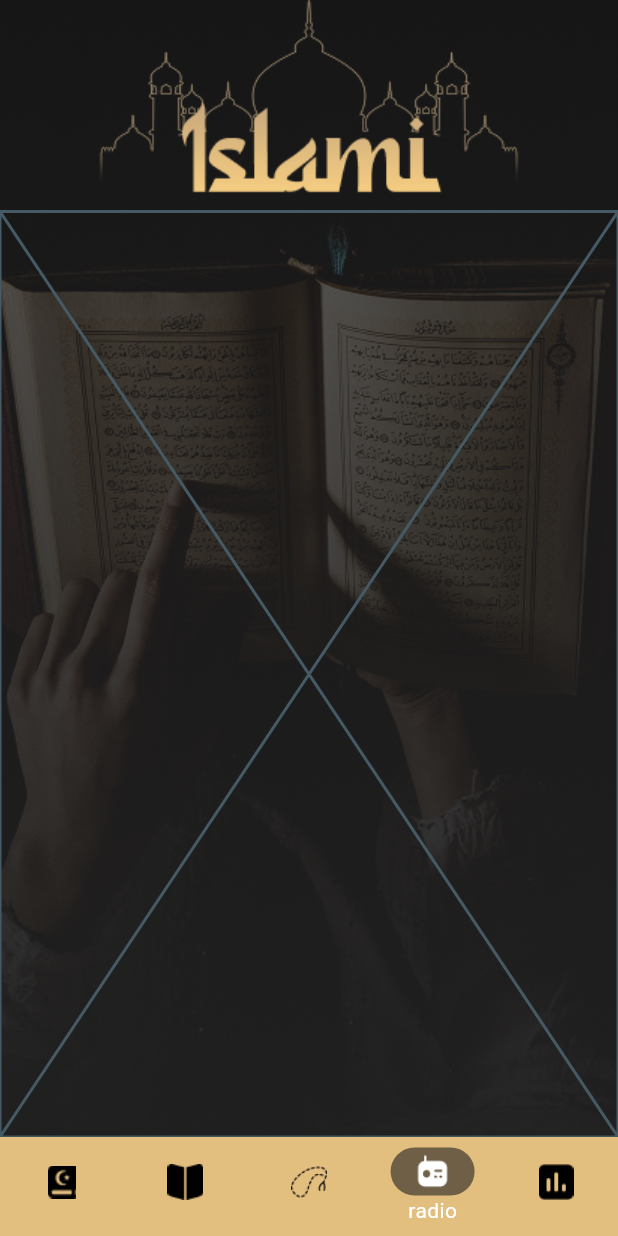
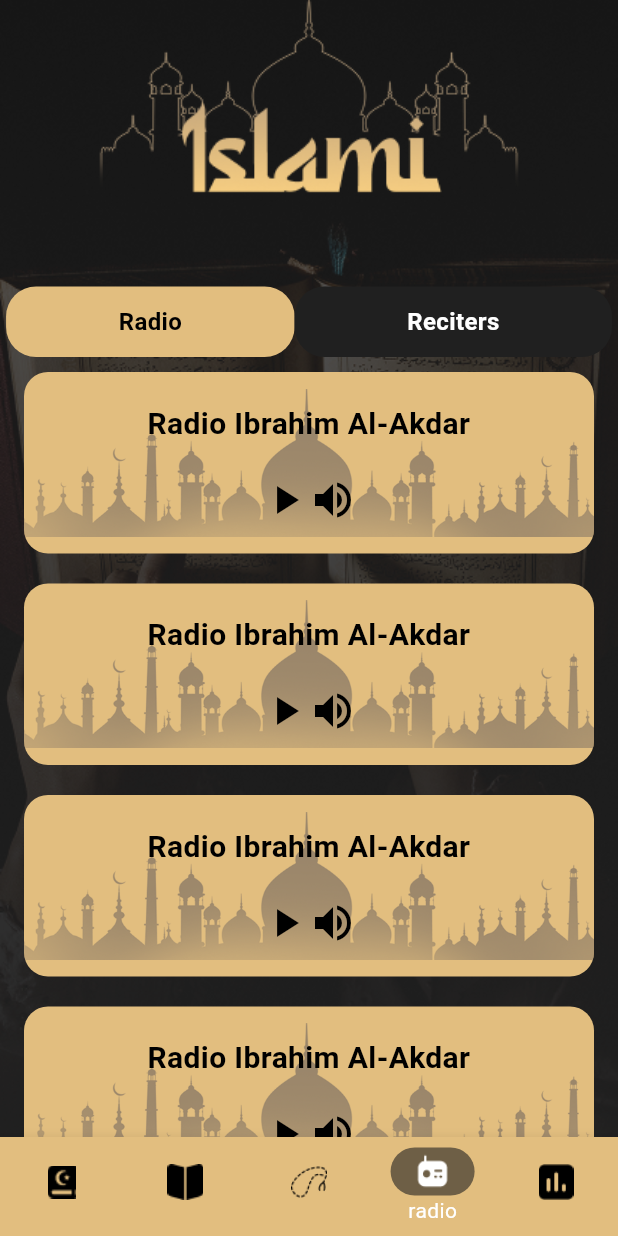
Before and after one commit to M-Marawan/islami_app, a Flutter app: the screen it shows after launch, item 4 of the bottom bar chosen, on a phone screen of 412 x 824 dp. Run offline on Flutter 3.47's test engine with Material 3 defaults, Android fonts, the phone set to English and light mode, and no system bars; our stand-ins replace carousel_slider, shared_preferences.

Commit message:
radio tab

```diff
--- /dev/null
+++ b/lib/tabs/radio/Switch_Button.dart
@@ -0,0 +1,23 @@
+import 'package:flutter/material.dart';
+import 'package:islami_app/utils/app_colors.dart';
+
+Widget  SwitchButton(String text, bool isSelected, VoidCallback onTap) {
+    return GestureDetector(
+      onTap: onTap,
+      child: Container(
+        padding: EdgeInsets.symmetric(horizontal: 75, vertical: 12),
+        decoration: BoxDecoration(
+          color: isSelected ? AppColors.mainColor : AppColors.blackunvisible,
+          borderRadius: BorderRadius.circular(20),
+        ),
+        child: Text(
+          text,
+          style: TextStyle(
+            color: isSelected ? Colors.black : Colors.white,
+            fontSize: 16,
+            fontWeight: FontWeight.w600,
+          ),
+        ),
+      ),
+    );
+  }
--- a/lib/tabs/radio/radio.dart
+++ b/lib/tabs/radio/radio.dart
@@ -1,8 +1,44 @@
 import 'package:flutter/material.dart';
+import 'package:islami_app/tabs/radio/Switch_Button.dart';
+import 'package:islami_app/tabs/radio/reciters_tab.dart';
+import 'package:islami_app/tabs/radio/radio_tab.dart';
+import 'package:islami_app/utils/app_colors.dart';
 
-class RadioTap extends StatelessWidget{
+class RadioTap extends StatefulWidget{
+  @override
+  State<RadioTap> createState() => _RadioTapState();
+}
+
+class _RadioTapState extends State<RadioTap> {
+  bool isRadioSelected = true;
+
   @override
   Widget build(BuildContext context) {
-   return Placeholder();
+   return Column(
+
+      children: [
+        SizedBox(height: 50,) ,
+       Row(
+            mainAxisAlignment: MainAxisAlignment.center,
+            children: [
+               SwitchButton("Radio", isRadioSelected, () {
+                setState(() => isRadioSelected = true);
+              }),
+               SwitchButton("Reciters", !isRadioSelected, () {
+                setState(() => isRadioSelected = false);
+              }),
+            ],
+          ) ,
+        isRadioSelected ?
+        Expanded(
+          child: ListView.builder(itemBuilder: (context, index) => RadioTabBlock() ,itemCount: 5, )
+        ) : Expanded(
+          child: ListView.builder(itemBuilder: (context, index) => RecitersTabBlock() ,itemCount: 5,  )
+        )
+
+      ],
+   );
   }
+
+
 }
--- /dev/null
+++ b/lib/tabs/radio/radio_tab.dart
@@ -0,0 +1,40 @@
+import 'package:flutter/material.dart';
+import 'package:islami_app/utils/app_assets.dart';
+import 'package:islami_app/utils/app_colors.dart';
+
+class RadioTabBlock  extends StatelessWidget{
+  @override
+  Widget build(BuildContext context) {
+   return Container(
+      margin: EdgeInsets.symmetric(horizontal: 16, vertical: 10),
+      padding: EdgeInsets.all(20),
+      decoration: BoxDecoration(
+        borderRadius: BorderRadius.circular(16),
+        color: AppColors.mainColor,
+        image: DecorationImage(image: AssetImage(AppAssets.mosque))
+      ),
+    child: Column(
+        crossAxisAlignment: CrossAxisAlignment.center,
+        children: [
+          Text(
+            'Radio Ibrahim Al-Akdar',
+            style: TextStyle(
+              color: AppColors.black,
+              fontSize: 20,
+              fontWeight: FontWeight.bold,
+            ),textAlign: TextAlign.center,
+          ),
+          SizedBox(height: 20),
+          Row(
+            mainAxisAlignment: MainAxisAlignment.center,
+            children: [
+              Icon(Icons.play_arrow, size: 32, color:AppColors.black),
+              Icon(Icons.volume_up, size: 32, color: AppColors.black),
+            ],
+          ),
+        ],
+      ),
+   );
+  }
+
+}
--- a/lib/utils/app_assets.dart
+++ b/lib/utils/app_assets.dart
@@ -22,6 +22,9 @@ class AppAssets {
 
   static const String sebha = "assests/images/SebhaBody 1.png" ;
 
+  static const String mosque = "assests/images/Mosque-02.png" ;
+  static const String sound = "assests/images/soundWave 1.png" ;
+
 
 
 
--- a/lib/utils/app_colors.dart
+++ b/lib/utils/app_colors.dart
@@ -7,5 +7,6 @@ class AppColors {
    static const Color black = Color(0xFF000000) ;
    static const Color blackBg = Color(0x99202020) ;
    static const Color lightBlack = Color(0xFF353535) ;
+    static const Color blackunvisible = Color.from(alpha: 70, red: 0.125, green: 0.125, blue: 0.125) ;
 
 }
```
Also changed, not shown: lib/tabs/radio/reciters_tab.dart (added, +40 -0 lines), assests/images/2.0x/Mosque-02@2x.png (added), assests/images/2.0x/soundWave 1@2x.png (added), assests/images/3.0x/Mosque-02@3x.png (added), assests/images/3.0x/soundWave 1@3x.png (added), assests/images/Mosque-02.png (added), assests/images/soundWave 1.png (added).
